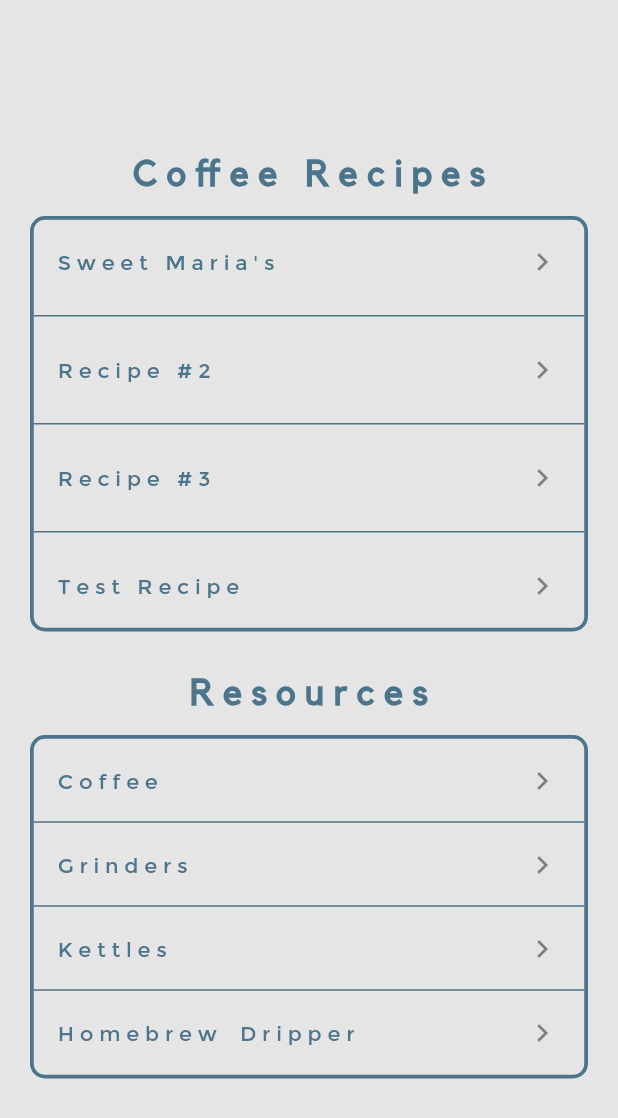
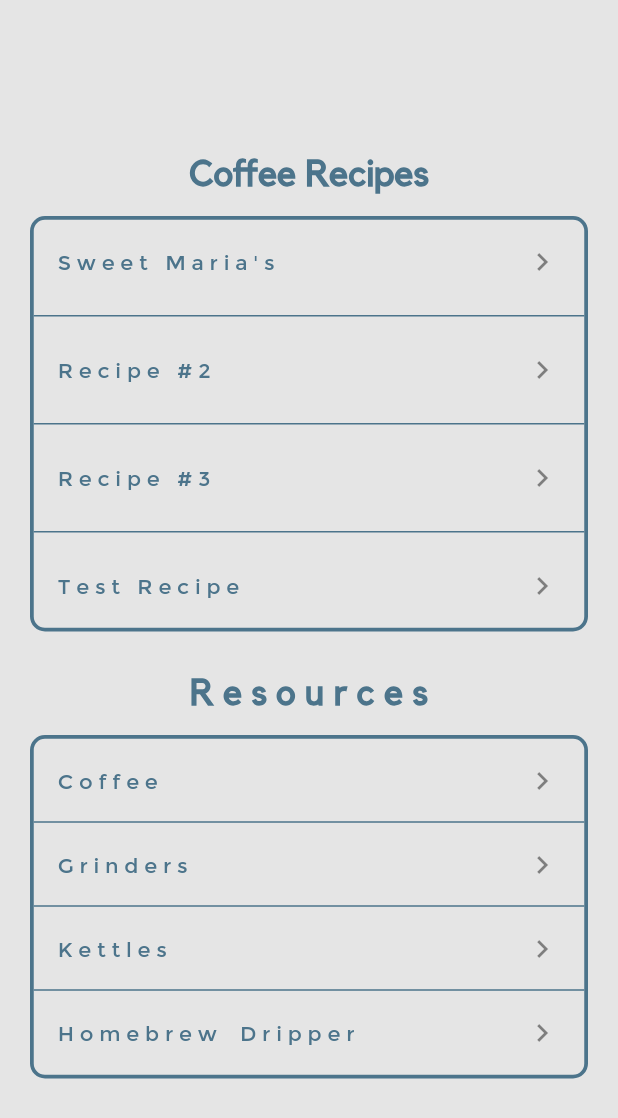
Before and after one commit to b12spirit/HomebrewDripperApp, a Flutter app: the screen it shows after launch, on a phone screen of 412 x 824 dp. Shown: the top 1118 px of the screen. Run offline on Flutter 3.47's test engine with Material 2 defaults, Android fonts, the phone set to English and light mode, and no system bars.

Commit message:
Homebrew app

```diff
--- a/lib/screens/Unecessary_Code.dart
+++ b/lib/screens/Unecessary_Code.dart
@@ -41,7 +41,7 @@ class _RecipeSelectionScreenState extends State<RecipeSelectionScreen> {
               mainAxisAlignment: MainAxisAlignment.center,
               children: <Widget>[
                 Text(
-                  "C o ff e e  R e c i p e s",
+                  "Coffee Recipes",
                   key: Key("Coffee_title_key"),
                   style: TextStyle(
                       fontFamily: "Kollektif",
--- a/lib/screens/recipe_selection_screen.dart
+++ b/lib/screens/recipe_selection_screen.dart
@@ -16,7 +16,7 @@ class RecipeSelectionScreen extends StatelessWidget {
             children: <Widget>[
               // Coffee Recipes Title
               Text(
-                "C o ff e e   R e c i p e s",
+                "Coffee Recipes",
                 key: Key("coffee-recipes"),
                 style: TextStyle(
                     fontFamily: "Kollektif",
```
